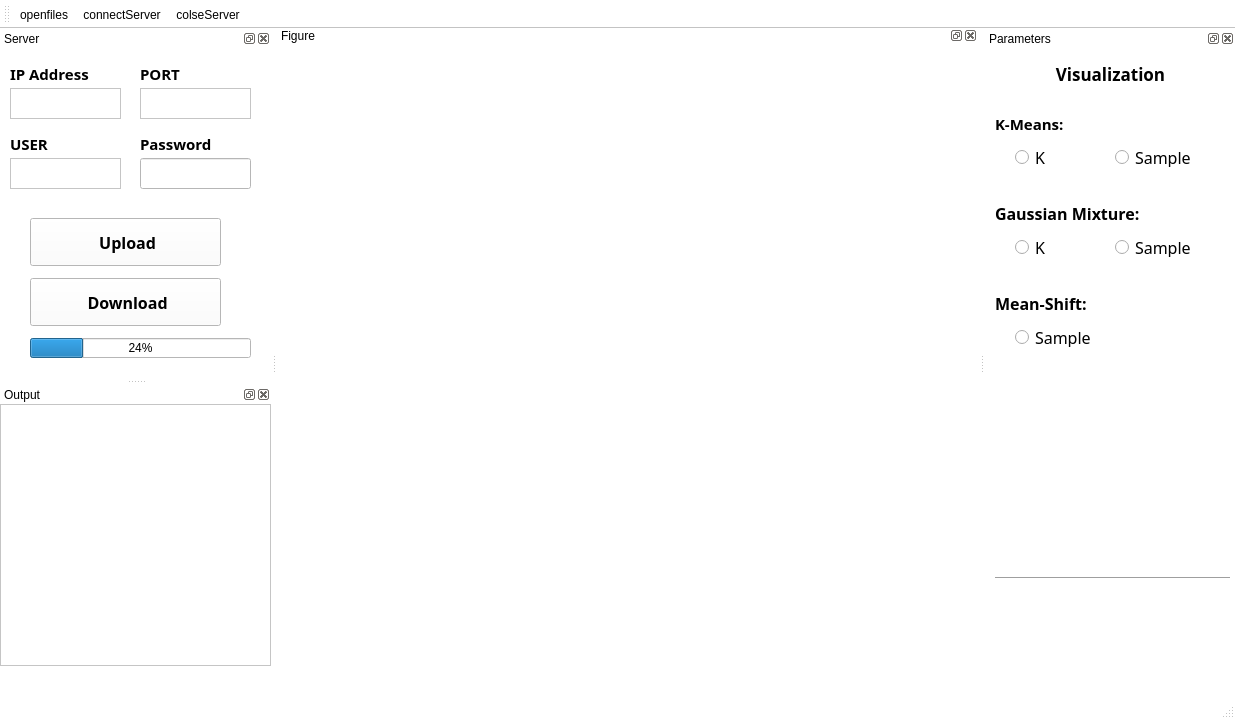
Old version of the form diagnosis.ui in the repository Mitty-Hu/IntelligentDiagnosisGUI.
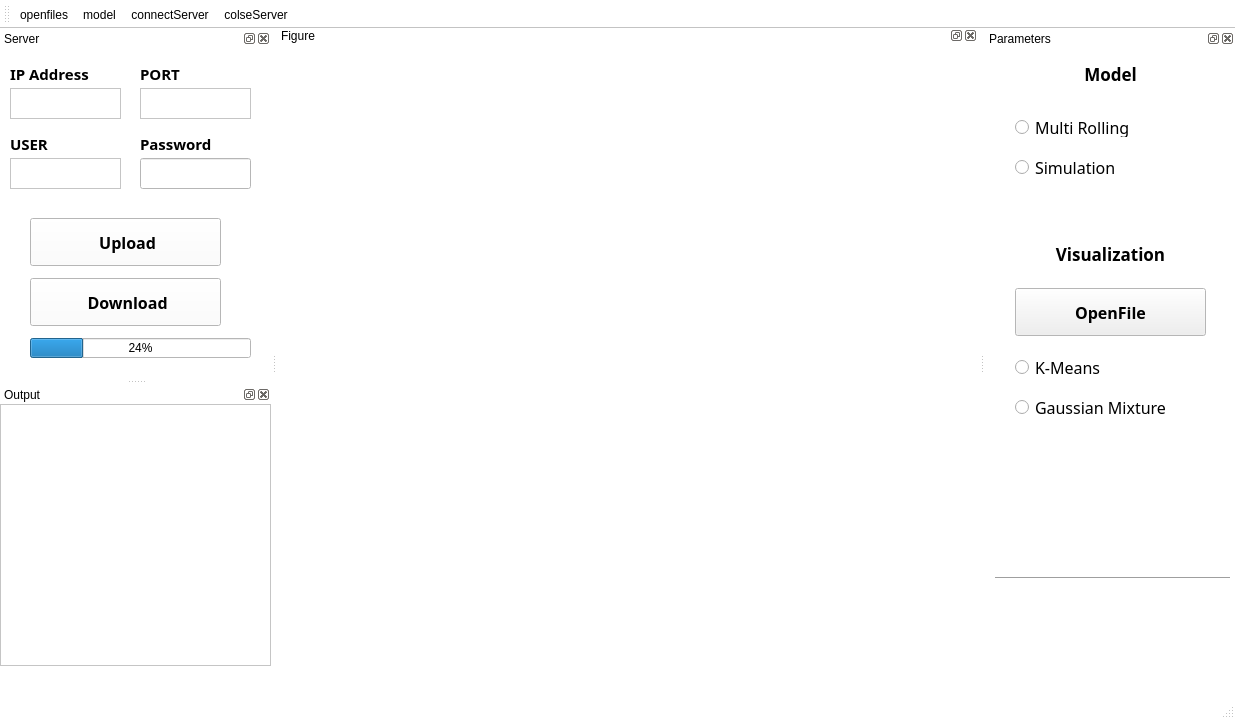
New version of the form. Icons and pictures are not drawn.

Diff of the .ui file:
```diff
--- a/diagnosis.ui
+++ b/diagnosis.ui
@@ -182,6 +182,7 @@
     <bool>false</bool>
    </attribute>
    <addaction name="actionopen"/>
+   <addaction name="actionmodel"/>
    <addaction name="actionconnectServer"/>
    <addaction name="actioncolseServer"/>
   </widget>
@@ -312,7 +313,7 @@
      <property name="geometry">
       <rect>
        <x>10</x>
-       <y>10</y>
+       <y>190</y>
        <width>231</width>
        <height>31</height>
       </rect>
@@ -332,100 +333,108 @@
       <set>Qt::AlignCenter</set>
      </property>
     </widget>
-    <widget class="QLabel" name="label_KMeans">
+    <widget class="QRadioButton" name="radioButton_KMeans">
      <property name="geometry">
       <rect>
-       <x>10</x>
-       <y>60</y>
+       <x>30</x>
+       <y>310</y>
        <width>91</width>
+       <height>19</height>
+      </rect>
+     </property>
+     <property name="font">
+      <font>
+       <family>3ds</family>
+       <pointsize>12</pointsize>
+      </font>
+     </property>
+     <property name="text">
+      <string>K-Means</string>
+     </property>
+    </widget>
+    <widget class="QRadioButton" name="radioButton_GaussianMixture">
+     <property name="geometry">
+      <rect>
+       <x>30</x>
+       <y>350</y>
+       <width>161</width>
+       <height>19</height>
+      </rect>
+     </property>
+     <property name="font">
+      <font>
+       <family>3ds</family>
+       <pointsize>12</pointsize>
+      </font>
+     </property>
+     <property name="text">
+      <string>Gaussian Mixture</string>
+     </property>
+    </widget>
+    <widget class="QLabel" name="label_Model">
+     <property name="geometry">
+      <rect>
+       <x>10</x>
+       <y>10</y>
+       <width>231</width>
        <height>31</height>
       </rect>
      </property>
      <property name="font">
       <font>
        <family>Microsoft YaHei</family>
-       <pointsize>11</pointsize>
+       <pointsize>13</pointsize>
        <weight>75</weight>
-       <italic>false</italic>
        <bold>true</bold>
-       <strikeout>false</strikeout>
       </font>
      </property>
      <property name="text">
-      <string>K-Means:</string>
+      <string>Model</string>
      </property>
      <property name="alignment">
-      <set>Qt::AlignLeading|Qt::AlignLeft|Qt::AlignVCenter</set>
+      <set>Qt::AlignCenter</set>
      </property>
     </widget>
-    <widget class="QLabel" name="label_GaussianMixture">
+    <widget class="QPushButton" name="pushButton_openVisualizationFile">
      <property name="geometry">
       <rect>
-       <x>10</x>
-       <y>140</y>
-       <width>211</width>
-       <height>51</height>
+       <x>30</x>
+       <y>240</y>
+       <width>191</width>
+       <height>48</height>
       </rect>
      </property>
      <property name="font">
       <font>
-       <family>Microsoft YaHei</family>
+       <family>微软雅黑</family>
        <pointsize>12</pointsize>
        <weight>75</weight>
        <bold>true</bold>
       </font>
      </property>
-     <property name="text">
-      <string>Gaussian Mixture:</string>
+     <property name="cursor">
+      <cursorShape>PointingHandCursor</cursorShape>
      </property>
-     <property name="alignment">
-      <set>Qt::AlignLeading|Qt::AlignLeft|Qt::AlignVCenter</set>
-     </property>
-    </widget>
-    <widget class="QRadioButton" name="radioButton_k">
-     <property name="geometry">
-      <rect>
-       <x>30</x>
-       <y>100</y>
-       <width>61</width>
-       <height>19</height>
-      </rect>
-     </property>
-     <property name="font">
-      <font>
-       <family>3ds</family>
-       <pointsize>12</pointsize>
-      </font>
-     </property>
      <property name="text">
-      <string>K</string>
+      <string>OpenFile</string>
      </property>
-    </widget>
-    <widget class="QRadioButton" name="radioButton_Sample">
-     <property name="geometry">
-      <rect>
-       <x>130</x>
-       <y>100</y>
-       <width>91</width>
-       <height>19</height>
-      </rect>
+     <property name="icon">
+      <iconset>
+       <normaloff>icon/icons8-send-file-96.png</normaloff>icon/icons8-send-file-96.png</iconset>
      </property>
-     <property name="font">
-      <font>
-       <family>3ds</family>
-       <pointsize>12</pointsize>
-      </font>
+     <property name="iconSize">
+      <size>
+       <width>36</width>
+       <height>36</height>
+      </size>
      </property>
-     <property name="text">
-      <string>Sample</string>
-     </property>
     </widget>
     <widget class="QRadioButton" name="radioButton_k_2">
      <property name="geometry">
       <rect>
        <x>30</x>
-       <y>190</y>
-       <width>61</width>
+       <y>70</y>
+       <width>131</width>
        <height>19</height>
       </rect>
      </property>
@@ -436,58 +445,15 @@
       </font>
      </property>
      <property name="text">
-      <string>K</string>
+      <string>Multi Rolling</string>
      </property>
     </widget>
     <widget class="QRadioButton" name="radioButton_Sample_2">
      <property name="geometry">
       <rect>
-       <x>130</x>
-       <y>190</y>
-       <width>91</width>
-       <height>19</height>
-      </rect>
-     </property>
-     <property name="font">
-      <font>
-       <family>3ds</family>
-       <pointsize>12</pointsize>
-      </font>
-     </property>
-     <property name="text">
-      <string>Sample</string>
-     </property>
-    </widget>
-    <widget class="QLabel" name="label_MeanShift">
-     <property name="geometry">
-      <rect>
-       <x>10</x>
-       <y>230</y>
-       <width>211</width>
-       <height>51</height>
-      </rect>
-     </property>
-     <property name="font">
-      <font>
-       <family>Microsoft YaHei</family>
-       <pointsize>12</pointsize>
-       <weight>75</weight>
-       <bold>true</bold>
-      </font>
-     </property>
-     <property name="text">
-      <string>Mean-Shift:</string>
-     </property>
-     <property name="alignment">
-      <set>Qt::AlignLeading|Qt::AlignLeft|Qt::AlignVCenter</set>
-     </property>
-    </widget>
-    <widget class="QRadioButton" name="radioButton_Sample_3">
-     <property name="geometry">
-      <rect>
        <x>30</x>
-       <y>280</y>
-       <width>91</width>
+       <y>110</y>
+       <width>121</width>
        <height>19</height>
       </rect>
      </property>
@@ -498,7 +464,7 @@
       </font>
      </property>
      <property name="text">
-      <string>Sample</string>
+      <string>Simulation</string>
      </property>
     </widget>
    </widget>
@@ -1298,6 +1264,15 @@
     <string>colseServer</string>
    </property>
   </action>
+  <action name="actionmodel">
+   <property name="icon">
+    <iconset>
+     <normaloff>icon/icons8-3d-model-80.png</normaloff>icon/icons8-3d-model-80.png</iconset>
+   </property>
+   <property name="text">
+    <string>model</string>
+   </property>
+  </action>
  </widget>
  <resources/>
  <connections/>
```
Left out of the diff: 7 changed lines with no effect on the pictures.
